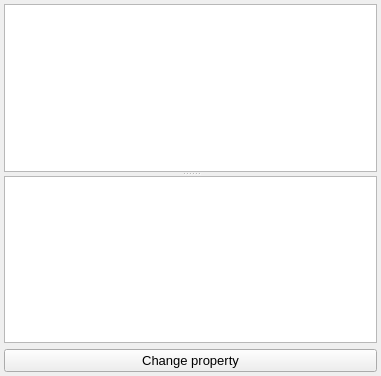
First picture: the form in UIs/nPhysProperties.ui, repository NeutrinoToolkit/Neutrino, before the edit.
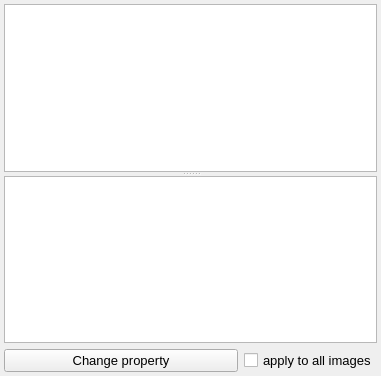
Second picture: the form after the edit.

Commit message: nphysproperties inmproved

Diff of the .ui file:
```diff
--- a/UIs/nPhysProperties.ui
+++ b/UIs/nPhysProperties.ui
@@ -23,7 +23,7 @@
    <bool>true</bool>
   </property>
   <widget class="QWidget" name="centralwidget">
-   <layout class="QGridLayout" name="gridLayout">
+   <layout class="QGridLayout" name="gridLayout" rowstretch="1,0" columnstretch="1,0">
     <property name="leftMargin">
      <number>4</number>
     </property>
@@ -36,7 +36,31 @@
     <property name="bottomMargin">
      <number>4</number>
     </property>
-    <item row="0" column="0">
+    <item row="1" column="0">
+     <widget class="QPushButton" name="changePhysProperty">
+      <property name="font">
+       <font>
+        <pointsize>10</pointsize>
+       </font>
+      </property>
+      <property name="text">
+       <string>Change property</string>
+      </property>
+     </widget>
+    </item>
+    <item row="1" column="1">
+     <widget class="QCheckBox" name="applyToAll">
+      <property name="font">
+       <font>
+        <pointsize>10</pointsize>
+       </font>
+      </property>
+      <property name="text">
+       <string>apply to all images</string>
+      </property>
+     </widget>
+    </item>
+    <item row="0" column="0" colspan="2">
      <widget class="QSplitter" name="splitter">
       <property name="orientation">
        <enum>Qt::Vertical</enum>
@@ -63,18 +87,6 @@
       </widget>
      </widget>
     </item>
-    <item row="1" column="0">
-     <widget class="QPushButton" name="changePhysProperty">
-      <property name="font">
-       <font>
-        <pointsize>10</pointsize>
-       </font>
-      </property>
-      <property name="text">
-       <string>Change property</string>
-      </property>
-     </widget>
-    </item>
    </layout>
   </widget>
  </widget>
```
The commit also changes 1 other file.
